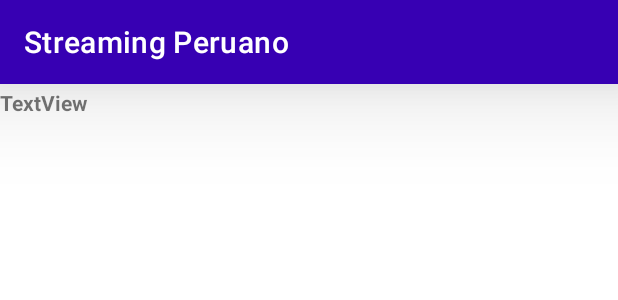
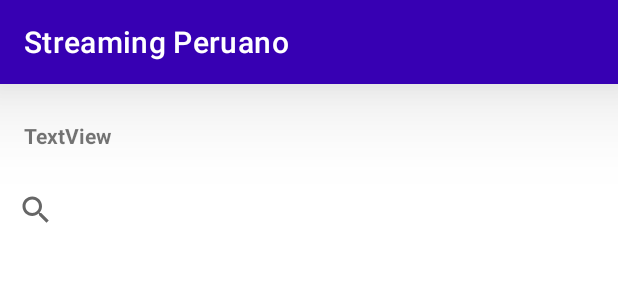
Before and after one commit to KevinEVB/AppPelisTA4, an Android app: the layout activity_peliculas.xml on its own in the app's theme, with its tools: preview values and no code run, on a phone screen of 412 x 824 dp. Shown: the top 300 px of the screen. Run offline under Robolectric (Android 15) with nearby library versions, the light colour scheme and no system bars.

Commit message:
searchcommit

```diff
--- /dev/null
+++ b/app/src/main/res/drawable/ic_baseline_play_circle_filled_24.xml
@@ -0,0 +1,5 @@
+<vector android:height="24dp" android:tint="#000000"
+    android:viewportHeight="24" android:viewportWidth="24"
+    android:width="24dp" xmlns:android="http://schemas.android.com/apk/res/android">
+    <path android:fillColor="@android:color/white" android:pathData="M12,2C6.48,2 2,6.48 2,12s4.48,10 10,10 10,-4.48 10,-10S17.52,2 12,2zM10,16.5v-9l6,4.5 -6,4.5z"/>
+</vector>
--- a/app/src/main/res/layout/activity_peliculas.xml
+++ b/app/src/main/res/layout/activity_peliculas.xml
@@ -7,24 +7,42 @@
     tools:context=".PeliculasAc">
 
     <include
+        android:id="@+id/include"
         layout="@layout/toolbar1" />
+
+    <SearchView
+        android:id="@+id/svBuscar"
+        android:layout_width="405dp"
+        android:layout_height="wrap_content"
+        android:layout_marginBottom="8dp"
+        app:layout_constraintBottom_toTopOf="@+id/rvPeliAc"
+        app:layout_constraintEnd_toEndOf="parent"
+        app:layout_constraintHorizontal_bias="0.0"
+        app:layout_constraintStart_toStartOf="parent" />
 
     <TextView
         android:id="@+id/tvBienvenido"
         android:layout_width="wrap_content"
         android:layout_height="wrap_content"
-        android:layout_marginBottom="12dp"
+        android:layout_marginTop="68dp"
+        android:layout_marginBottom="4dp"
         android:text="TextView"
         android:textStyle="bold"
-        app:layout_constraintBottom_toTopOf="@+id/rvPeliAc"
+        app:layout_constraintBottom_toTopOf="@+id/svBuscar"
         app:layout_constraintEnd_toEndOf="parent"
-        app:layout_constraintHorizontal_bias="0.0"
-        app:layout_constraintStart_toStartOf="parent" />
+        app:layout_constraintHorizontal_bias="0.045"
+        app:layout_constraintStart_toStartOf="parent"
+        app:layout_constraintTop_toTopOf="@+id/include" />
 
     <androidx.recyclerview.widget.RecyclerView
         android:id="@+id/rvPeliAc"
-        android:layout_width="409dp"
-        android:layout_marginTop="90dp"
-        android:layout_height="match_parent"
-        app:layout_constraintStart_toStartOf="parent" />
+        android:layout_width="379dp"
+        android:layout_height="447dp"
+        android:layout_marginTop="172dp"
+        app:layout_constraintBottom_toBottomOf="parent"
+        app:layout_constraintEnd_toEndOf="parent"
+        app:layout_constraintStart_toStartOf="parent"
+        app:layout_constraintTop_toTopOf="@+id/include"
+        app:layout_constraintVertical_bias="0.0" />
+
 </androidx.constraintlayout.widget.ConstraintLayout>
```
Also changed, not shown: app/src/main/java/com/example/apppeliculas/PeliculasAc.java (+20 -2 lines), app/src/main/java/com/example/apppeliculas/PeliculasAdapter.java (+22 -0 lines), app/src/main/res/layout/contenido.xml (+11 -0 lines).
